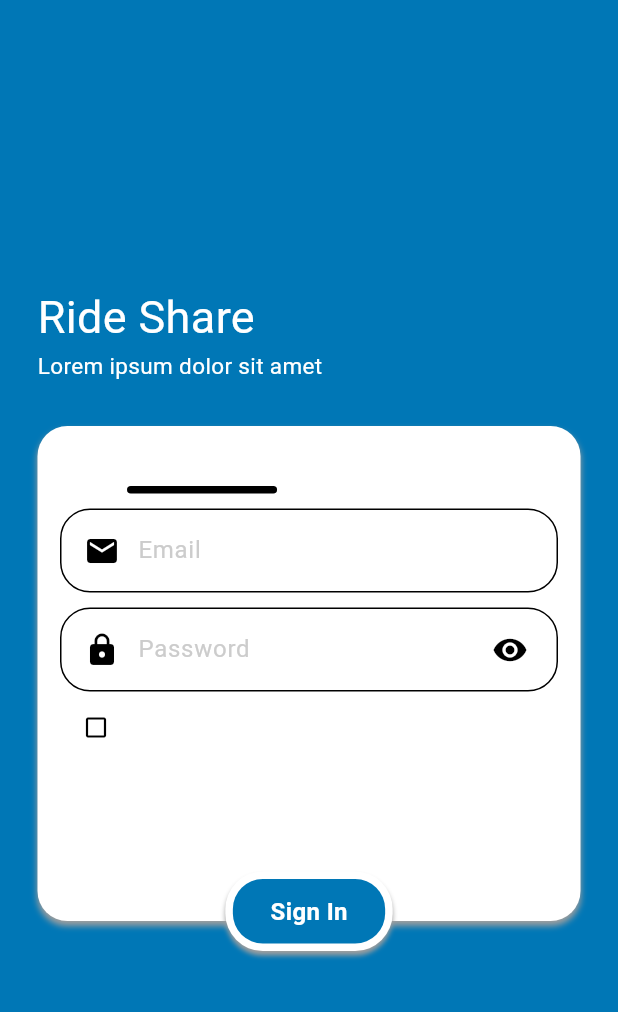
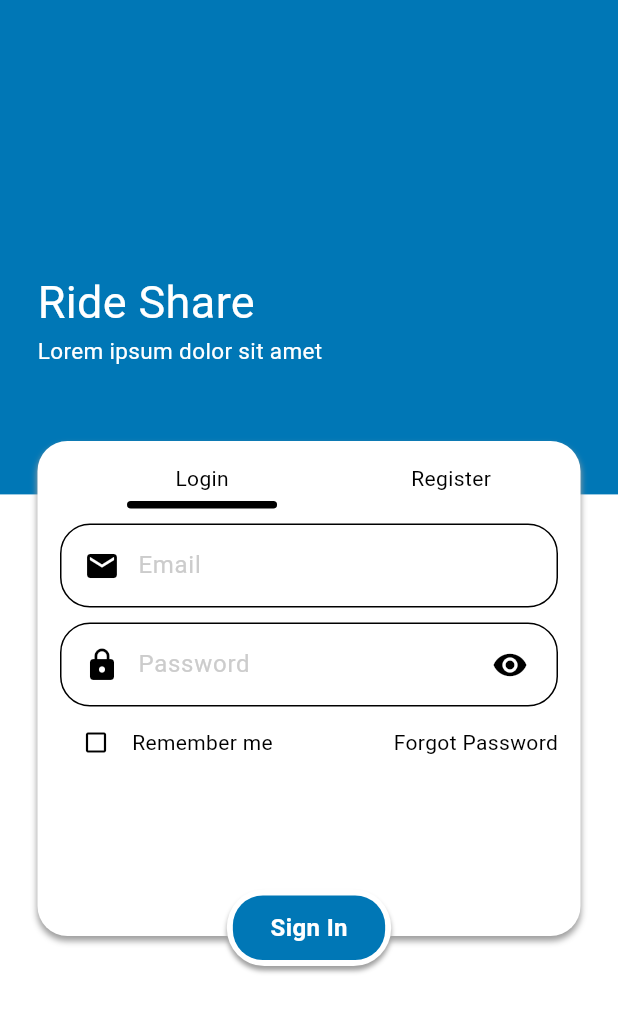
Before and after one commit to ihsanGhoziZulfikar/RideShare, a Flutter app: the screen it shows after launch, on a phone screen of 412 x 824 dp. Shown: the top 1012 px of the screen. Run offline on Flutter 3.47's test engine with Material 3 defaults, Android fonts, the phone set to English and light mode, and no system bars; our stand-ins replace cloud_firestore, firebase_auth, firebase_core; missing offline and left inert: iconify_flutter; accounts and stored records are empty.

Commit message:
fix color

```diff
--- a/lib/components/my_button.dart
+++ b/lib/components/my_button.dart
@@ -15,7 +15,7 @@ class MyButton extends StatelessWidget {
     return GestureDetector(
       onTap: onTap,
       child: Container(
-        padding: EdgeInsets.all(5),
+        padding: const EdgeInsets.all(4),
         decoration: BoxDecoration(
           color: Colors.white,
           borderRadius: BorderRadius.circular(25),
--- a/lib/components/my_textfield.dart
+++ b/lib/components/my_textfield.dart
@@ -30,6 +30,7 @@ class _MyTextFieldState extends State<MyTextField> {
   @override
   Widget build(BuildContext context) {
     return TextField(
+      style: const TextStyle(color: Colors.black),
       controller: widget.controller,
       decoration: InputDecoration(
         border: OutlineInputBorder(borderRadius: BorderRadius.circular(20)),
--- a/lib/pages/login_page.dart
+++ b/lib/pages/login_page.dart
@@ -53,7 +53,7 @@ class _LoginPageState extends State<LoginPage> {
   @override
   Widget build(BuildContext context) {
     return Scaffold(
-      backgroundColor: Theme.of(context).colorScheme.background,
+      backgroundColor: Colors.white,
       body: Stack(
         children: [
           FractionallySizedBox(
@@ -93,7 +93,7 @@ class _LoginPageState extends State<LoginPage> {
                     ),
                   ],
                 ),
-                const SizedBox(height: 30.0),
+                const SizedBox(height: 50.0),
 
                 // white rounded box
                 Container(
@@ -128,9 +128,10 @@ class _LoginPageState extends State<LoginPage> {
                               children: [
                                 Column(
                                   children: [
-                                    const Text(
-                                      'Login',
-                                    ),
+                                    const Text('Login',
+                                        style: TextStyle(
+                                          color: Colors.black,
+                                        )),
                                     const SizedBox(
                                       height: 5.0,
                                     ),
@@ -147,7 +148,10 @@ class _LoginPageState extends State<LoginPage> {
                                     ),
                                   ],
                                 ),
-                                const Text('Register'),
+                                const Text('Register',
+                                    style: TextStyle(
+                                      color: Colors.black,
+                                    )),
                               ],
                             ),
                             const SizedBox(height: 10.0),
@@ -189,10 +193,20 @@ class _LoginPageState extends State<LoginPage> {
                                         });
                                       },
                                     ),
-                                    Text('Remember me'),
+                                    Text(
+                                      'Remember me',
+                                      style: TextStyle(
+                                        color: Colors.black,
+                                      ),
+                                    ),
                                   ],
                                 ),
-                                Text('Forgot Password'),
+                                Text(
+                                  'Forgot Password',
+                                  style: TextStyle(
+                                    color: Colors.black,
+                                  ),
+                                ),
                               ],
                             ),
                           ],
```
